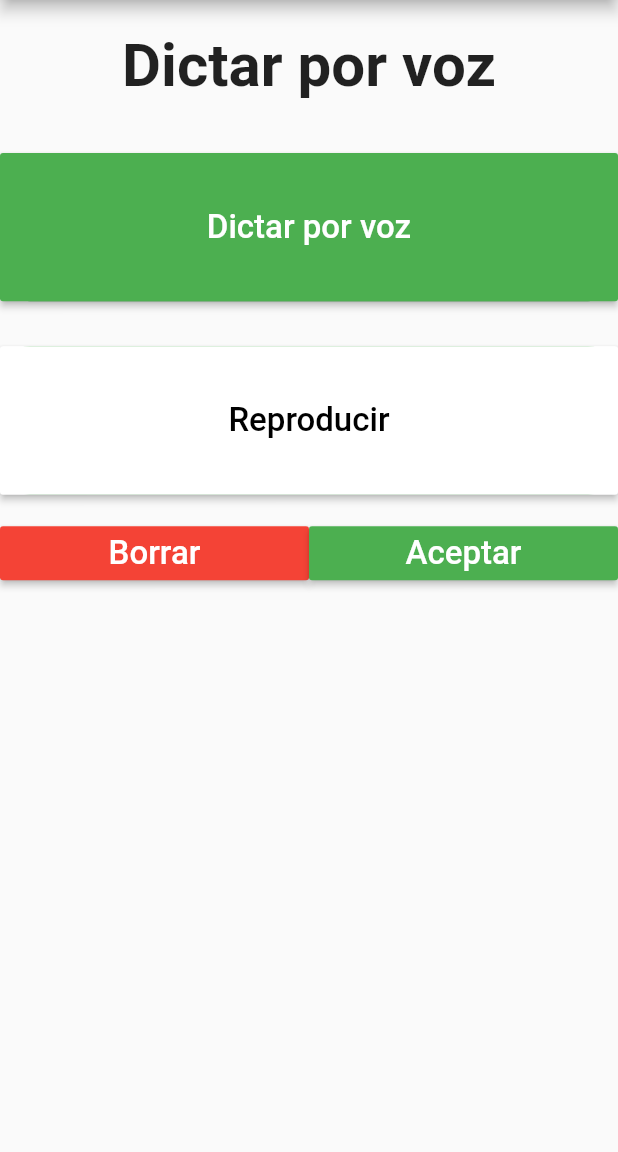
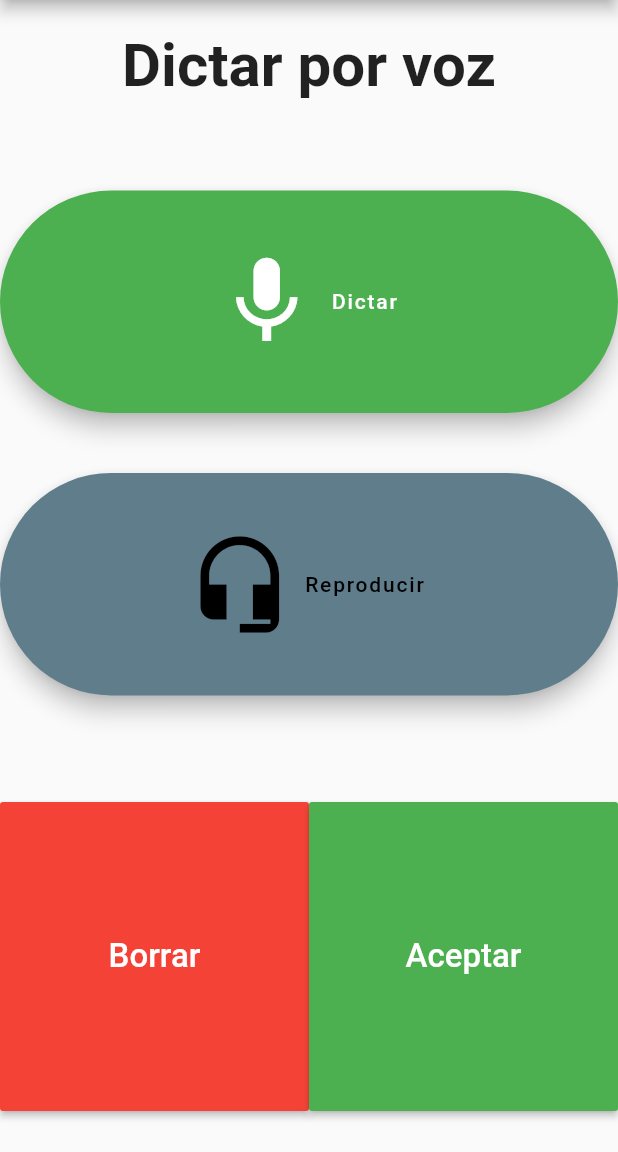
Before and after one commit to anbitto/SM_app_invidentes, a Flutter app: the screen it shows after launch, after a tap on "Dictar por voz", on a phone screen of 412 x 824 dp, the part 84-1236 px from its top. Run offline on Flutter 3.47's test engine with Material 2 defaults, Android fonts, the phone set to English and light mode, and no system bars; Roboto replaces fonts that are missing (Glacial Indifference).

Commit message:
Base pantalla rec txt

```diff
--- /dev/null
+++ b/frases/frase.txt
@@ -0,0 +1 @@
+Mire vuestra merced, respondió Sancho, que aquellos que allí se parecen no son gigantes, sino molinos de viento, y lo que en ellos parecen brazos son las aspas, que, volteadas del viento, hacen andar la piedra del molino.
--- a/lib/main.dart
+++ b/lib/main.dart
@@ -1,4 +1,5 @@
 import 'package:flutter/material.dart';
+import 'package:sm_app_invidente/texto.dart';
 import 'package:sm_app_invidente/voz.dart';
 
 void main() {
@@ -62,24 +63,22 @@ class _MyHomePageState extends State<MyHomePage> {
               child: Container(
                 height: MediaQuery.of(context).size.height * 0.12,
                 width: MediaQuery.of(context).size.width * 1,
-                decoration: BoxDecoration(
-                    color: Colors.green,
-                    borderRadius: BorderRadius.circular(20)),
-                child: RaisedButton(
-                  disabledColor: Colors.grey,
-                  color: Colors.green,
-                  onPressed: (){
+                child: FloatingActionButton.extended(
+                  heroTag: Text('Dictar por voz'),
+                  label: Text('Dictar por voz'),
+                  foregroundColor: Colors.white,
+                  backgroundColor: Colors.green,
+                  icon: Icon(
+                    Icons.record_voice_over,
+                    size: 70.0,
+                  ),
+                  onPressed: () {
                     Navigator.of(context).push(
                       MaterialPageRoute<void>(
                         builder: (context) => voz(),
                       ),
                     );
                   },
-                  child: Text(
-                    "Dictar por voz",
-                    style: TextStyle(
-                        color: Colors.white, fontSize: 22),
-                  ),
                 ),
               ),
             ),
@@ -89,18 +88,22 @@ class _MyHomePageState extends State<MyHomePage> {
               child: Container(
                 height: MediaQuery.of(context).size.height * 0.12,
                 width: MediaQuery.of(context).size.width * 1,
-                decoration: BoxDecoration(
-                    color: Colors.green,
-                    borderRadius: BorderRadius.circular(20)),
-                child: RaisedButton(
-                  disabledColor: Colors.grey,
-                  color: Colors.green,
-                  onPressed: (){},
-                  child: Text(
-                    "Reconociemiento de texto en imagen",
-                    style: TextStyle(
-                        color: Colors.white, fontSize: 22),
+                child: FloatingActionButton.extended(
+                  heroTag: Text('Reconocimiento de texto'),
+                  label: Text('Reconocimiento de texto'),
+                  foregroundColor: Colors.white,
+                  backgroundColor: Colors.green,
+                  icon: Icon(
+                    Icons.image,
+                    size: 70.0,
                   ),
+                  onPressed: () {
+                    Navigator.of(context).push(
+                      MaterialPageRoute<void>(
+                        builder: (context) => voz(),
+                      ),
+                    );
+                  },
                 ),
               ),
             ),
@@ -110,39 +113,47 @@ class _MyHomePageState extends State<MyHomePage> {
               child: Container(
                 height: MediaQuery.of(context).size.height * 0.12,
                 width: MediaQuery.of(context).size.width * 1,
-                decoration: BoxDecoration(
-                    color: Colors.green,
-                    borderRadius: BorderRadius.circular(20)),
-                child: RaisedButton(
-                  disabledColor: Colors.grey,
-                  color: Colors.green,
-                  onPressed: (){},
-                  child: Text(
-                    "Texto por teclado",
-                    style: TextStyle(
-                        color: Colors.white, fontSize: 22),
+                child: FloatingActionButton.extended(
+                  heroTag: Text('Texto por teclado'),
+                  label: Text('Texto por teclado'),
+                  foregroundColor: Colors.white,
+                  backgroundColor: Colors.green,
+                  icon: Icon(
+                    Icons.keyboard,
+                    size: 70.0,
                   ),
+                  onPressed: () {
+                    Navigator.of(context).push(
+                      MaterialPageRoute<void>(
+                        builder: (context) => voz(),
+                      ),
+                    );
+                  },
                 ),
               ),
             ),
             Padding(
               padding: EdgeInsets.symmetric(
-                  horizontal: 00.0, vertical: 0.0),
+                  horizontal: 00.0, vertical: 00.0),
               child: Container(
                 height: MediaQuery.of(context).size.height * 0.12,
                 width: MediaQuery.of(context).size.width * 1,
-                decoration: BoxDecoration(
-                    color: Colors.green,
-                    borderRadius: BorderRadius.circular(20)),
-                child: RaisedButton(
-                  disabledColor: Colors.grey,
-                  color: Colors.green,
-                  onPressed: (){},
-                  child: Text(
-                    "Extra?",
-                    style: TextStyle(
-                        color: Colors.white, fontSize: 22),
+                child: FloatingActionButton.extended(
+                  heroTag: Text('Reconocimiento por txt'),
+                  label: Text('Reconocimiento por txt'),
+                  foregroundColor: Colors.white,
+                  backgroundColor: Colors.green,
+                  icon: Icon(
+                    Icons.text_snippet_outlined,
+                    size: 70.0,
                   ),
+                  onPressed: () {
+                    Navigator.of(context).push(
+                      MaterialPageRoute<void>(
+                        builder: (context) => texto(),
+                      ),
+                    );
+                  },
                 ),
               ),
             ),
--- a/lib/voz.dart
+++ b/lib/voz.dart
@@ -35,62 +35,58 @@ class _vozState extends State<voz>{
                           ])),
                   Padding(
                     padding: EdgeInsets.symmetric(
-                        horizontal: 00.0, vertical: 15.0),
+                        horizontal: 00.0, vertical: 40.0),
                     child: Container(
-                      height: MediaQuery.of(context).size.height * 0.12,
+                      height: MediaQuery.of(context).size.height * 0.18,
                       width: MediaQuery.of(context).size.width * 1,
-                      decoration: BoxDecoration(
-                          color: Colors.green,
-                          borderRadius: BorderRadius.circular(20)),
-                      child: RaisedButton(
-                        disabledColor: Colors.grey,
-                        color: Colors.green,
-                        onPressed: (){
+                      child: FloatingActionButton.extended(
+                        heroTag: Text('Dictar por voz2'),
+                        label: Text('Dictar'),
+                        foregroundColor: Colors.white,
+                        backgroundColor: Colors.green,
+                        icon: Icon(
+                          Icons.mic,
+                          size: 70.0,
+                        ),
+                        onPressed: () {
                           Navigator.of(context).push(
                             MaterialPageRoute<void>(
                               builder: (context) => voz(),
                             ),
                           );
                         },
-                        child: Text(
-                          "Dictar por voz",
-                          style: TextStyle(
-                              color: Colors.white, fontSize: 22),
-                        ),
                       ),
                     ),
                   ),
                   Padding(
                     padding: EdgeInsets.symmetric(
-                        horizontal: 00.0, vertical: 15.0),
+                        horizontal: 00.0, vertical: 0.0),
                     child: Container(
-                      height: MediaQuery.of(context).size.height * 0.12,
+                      height: MediaQuery.of(context).size.height * 0.18,
                       width: MediaQuery.of(context).size.width * 1,
-                      decoration: BoxDecoration(
-                          color: Colors.green,
-                          borderRadius: BorderRadius.circular(20)),
-                      child: RaisedButton(
-                        disabledColor: Colors.grey,
-                        color: Colors.white,
-                        onPressed: (){
-                          Navigator.of(context).push(
-                            MaterialPageRoute<void>(
-                              builder: (context) => voz(),
+                      child: FloatingActionButton.extended(
+                        heroTag: Text('Reproducir'),
+                        label: Text('Reproducir'),
+                        foregroundColor: Colors.black,
+                        backgroundColor: Colors.blueGrey,
+                        icon: Icon(
+                          Icons.headset_mic,
+                          size: 70.0,
                         ),
-                          );
-                        },
-                        child: Text(
-                          "Reproducir",
-                          style: TextStyle(
-                              color: Colors.black, fontSize: 22),
+                        onPressed: () {},
                       ),
                     ),
                   ),
+                  SizedBox(
+                    height: 71,
                   ),
                   Row(
                     mainAxisAlignment: MainAxisAlignment.center,
                     children: <Widget>[
                       Expanded(
+                        child: Container(
+                          height: MediaQuery.of(context).size.height * 0.25,
+                          width: MediaQuery.of(context).size.width * 1,
                           child: RaisedButton(
                           disabledColor: Colors.grey,
                           color: Colors.red,
@@ -108,7 +104,11 @@ class _vozState extends State<voz>{
                           ),
                         ),
                         ),
+                      ),
                       Expanded(
+                        child: Container(
+                          height: MediaQuery.of(context).size.height * 0.25,
+                          width: MediaQuery.of(context).size.width * 1,
                           child: RaisedButton(
                             disabledColor: Colors.grey,
                             color: Colors.green,
@@ -126,11 +126,11 @@ class _vozState extends State<voz>{
                             ),
                           ),
                         ),
+                      ),
                     ],
                   ),
                  ]
-            )
-        )
-    );
+            ),
+        ),);
   }
 }
```
Also changed, not shown: lib/texto.dart (added, +103 -0 lines). Lines whose indentation alone changed are shown as unchanged.
